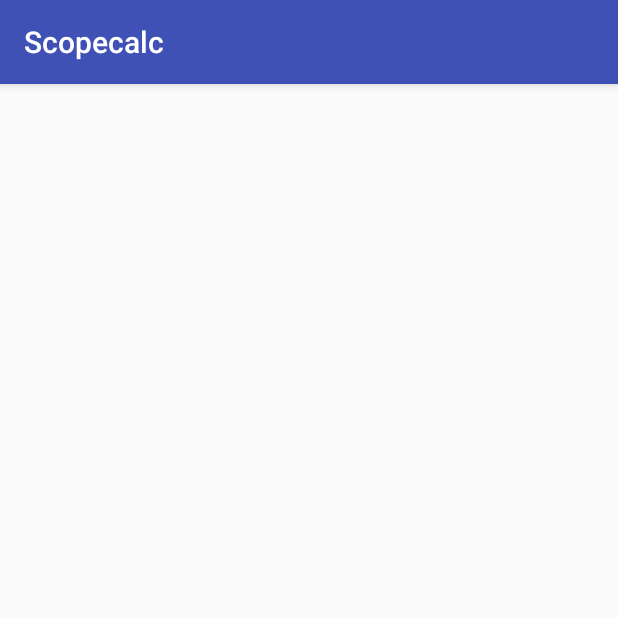
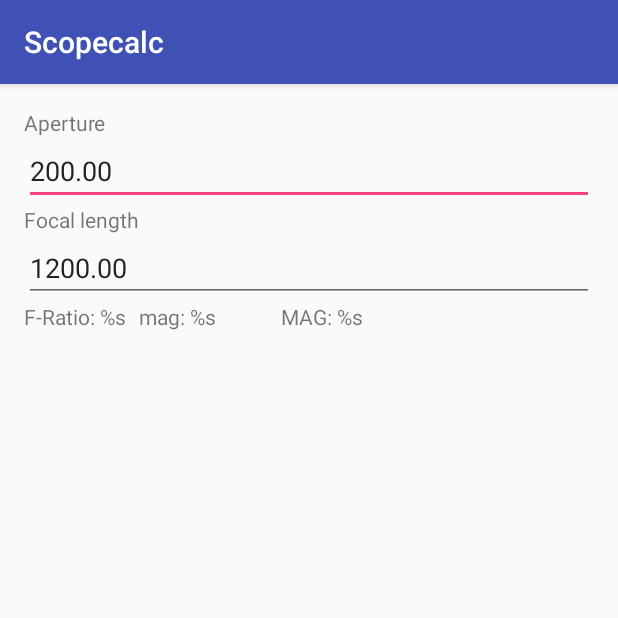
Before and after one commit to lemmy04/Scopecalc, an Android app: the screen it shows after launch (ScopeCalcActivity), on a phone screen of 412 x 824 dp, the top half of it. Run offline under Robolectric (Android 15) with nearby library versions, the phone set to English and light mode, and no system bars.

Commit message:
have to redo the layout of the screen.

```diff
--- a/app/src/main/res/layout/activity_scope_calc.xml
+++ b/app/src/main/res/layout/activity_scope_calc.xml
@@ -10,4 +10,72 @@
     android:paddingTop="@dimen/activity_vertical_margin"
     tools:context="de.eregion.scopecalc.ScopeCalcActivity">
 
+    <TextView
+        android:text="Aperture"
+        android:layout_width="wrap_content"
+        android:layout_height="wrap_content"
+        android:id="@+id/textView"
+        android:layout_alignParentTop="true"
+        android:layout_alignParentLeft="true"
+        android:layout_alignParentStart="true" />
+
+    <EditText
+        android:layout_width="match_parent"
+        android:layout_height="wrap_content"
+        android:inputType="numberDecimal"
+        android:ems="10"
+        android:id="@+id/editText_aperture"
+        android:text="200.00"
+        android:layout_below="@+id/textView"
+        android:layout_alignParentLeft="true"
+        android:layout_alignParentStart="true" />
+
+    <TextView
+        android:text="Focal length"
+        android:layout_width="wrap_content"
+        android:layout_height="wrap_content"
+        android:id="@+id/textView2"
+        android:layout_below="@+id/editText_aperture"
+        android:layout_alignParentLeft="true"
+        android:layout_alignParentStart="true" />
+
+    <EditText
+        android:layout_width="match_parent"
+        android:layout_height="wrap_content"
+        android:inputType="numberDecimal"
+        android:ems="10"
+        android:id="@+id/editText_focalLength"
+        android:text="1200.00"
+        android:layout_below="@+id/textView2"
+        android:layout_alignParentLeft="true"
+        android:layout_alignParentStart="true" />
+
+    <TextView
+        android:text="F-Ratio: %s"
+        android:layout_width="wrap_content"
+        android:layout_height="wrap_content"
+        android:layout_below="@+id/editText_focalLength"
+        android:layout_alignParentLeft="true"
+        android:layout_alignParentStart="true"
+        android:id="@+id/fRatio_textView" />
+
+    <TextView
+        android:text="mag: %s"
+        android:layout_width="wrap_content"
+        android:layout_height="wrap_content"
+        android:layout_alignBottom="@+id/fRatio_textView"
+        android:layout_toRightOf="@+id/textView2"
+        android:layout_toEndOf="@+id/textView2"
+        android:id="@+id/minMag_textView" />
+
+    <TextView
+        android:text="MAG: %s"
+        android:layout_width="wrap_content"
+        android:layout_height="wrap_content"
+        android:layout_alignBottom="@+id/minMag_textView"
+        android:layout_toRightOf="@+id/minMag_textView"
+        android:layout_toEndOf="@+id/minMag_textView"
+        android:layout_marginLeft="43dp"
+        android:layout_marginStart="43dp"
+        android:id="@+id/maxMag_textView" />
 </RelativeLayout>
```
